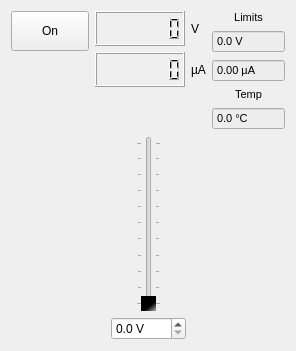
Before: the Qt Designer form src/client/mesycontrol/ui/mhv4_channel_without_settings.ui in flueke/mesycontrol, drawn with Qt 5.
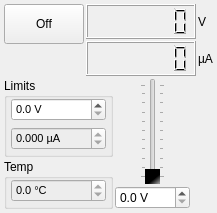
After: the same form once the commit is applied.

Patch:
```diff
--- a/src/client/mesycontrol/ui/mhv4_channel_without_settings.ui
+++ b/src/client/mesycontrol/ui/mhv4_channel_without_settings.ui
@@ -6,16 +6,22 @@
    <rect>
     <x>0</x>
     <y>0</y>
-    <width>296</width>
-    <height>345</height>
+    <width>217</width>
+    <height>213</height>
    </rect>
   </property>
   <property name="windowTitle">
    <string>Form</string>
   </property>
-  <layout class="QVBoxLayout" name="verticalLayout" stretch="0,1,0">
+  <layout class="QVBoxLayout" name="verticalLayout_6" stretch="0,1">
+   <property name="spacing">
+    <number>2</number>
+   </property>
+   <property name="margin">
+    <number>4</number>
+   </property>
    <item>
-    <layout class="QHBoxLayout" name="horizontalLayout" stretch="0,1,0">
+    <layout class="QHBoxLayout" name="horizontalLayout" stretch="0,1">
      <item>
       <layout class="QVBoxLayout" name="verticalLayout_4">
        <item>
@@ -33,13 +39,78 @@
           </size>
          </property>
          <property name="text">
-          <string>On</string>
+          <string>Off</string>
          </property>
          <property name="checkable">
           <bool>true</bool>
          </property>
         </widget>
        </item>
+       <item>
+        <spacer name="verticalSpacer_4">
+         <property name="orientation">
+          <enum>Qt::Vertical</enum>
+         </property>
+         <property name="sizeHint" stdset="0">
+          <size>
+           <width>1</width>
+           <height>1</height>
+          </size>
+         </property>
+        </spacer>
+       </item>
+       <item>
+        <layout class="QHBoxLayout" name="horizontalLayout_4">
+         <item>
+          <spacer name="horizontalSpacer_4">
+           <property name="orientation">
+            <enum>Qt::Horizontal</enum>
+           </property>
+           <property name="sizeHint" stdset="0">
+            <size>
+             <width>1</width>
+             <height>1</height>
+            </size>
+           </property>
+          </spacer>
+         </item>
+         <item>
+          <widget class="QLabel" name="label_polarity">
+           <property name="sizePolicy">
+            <sizepolicy hsizetype="Fixed" vsizetype="Fixed">
+             <horstretch>0</horstretch>
+             <verstretch>0</verstretch>
+            </sizepolicy>
+           </property>
+           <property name="minimumSize">
+            <size>
+             <width>20</width>
+             <height>20</height>
+            </size>
+           </property>
+           <property name="text">
+            <string/>
+           </property>
+           <property name="alignment">
+            <set>Qt::AlignCenter</set>
+           </property>
+          </widget>
+         </item>
+         <item>
+          <spacer name="horizontalSpacer_5">
+           <property name="orientation">
+            <enum>Qt::Horizontal</enum>
+           </property>
+           <property name="sizeHint" stdset="0">
+            <size>
+             <width>1</width>
+             <height>1</height>
+            </size>
+           </property>
+          </spacer>
+         </item>
+        </layout>
+       </item>
        <item>
         <spacer name="verticalSpacer_2">
          <property name="orientation">
@@ -47,8 +118,8 @@
          </property>
          <property name="sizeHint" stdset="0">
           <size>
-           <width>20</width>
-           <height>40</height>
+           <width>1</width>
+           <height>1</height>
           </size>
          </property>
         </spacer>
@@ -123,86 +194,56 @@
          <property name="sizeHint" stdset="0">
           <size>
            <width>20</width>
-           <height>13</height>
+           <height>1</height>
           </size>
          </property>
         </spacer>
        </item>
       </layout>
      </item>
+    </layout>
+   </item>
      <item>
-      <layout class="QVBoxLayout" name="verticalLayout_2">
+    <layout class="QHBoxLayout" name="horizontalLayout_3">
+     <property name="spacing">
+      <number>2</number>
+     </property>
        <item>
-        <widget class="QLabel" name="label_2">
-         <property name="font">
-          <font>
-           <pointsize>8</pointsize>
-          </font>
-         </property>
-         <property name="text">
+      <layout class="QVBoxLayout" name="verticalLayout">
+       <property name="spacing">
+        <number>2</number>
+       </property>
+       <item>
+        <widget class="QGroupBox" name="groupBox">
+         <property name="title">
           <string>Limits</string>
          </property>
-         <property name="alignment">
-          <set>Qt::AlignCenter</set>
-         </property>
-        </widget>
-       </item>
+         <layout class="QVBoxLayout" name="verticalLayout_3">
+          <property name="leftMargin">
+           <number>4</number>
+          </property>
+          <property name="topMargin">
+           <number>0</number>
+          </property>
+          <property name="rightMargin">
+           <number>4</number>
+          </property>
+          <property name="bottomMargin">
+           <number>4</number>
+          </property>
        <item>
-        <widget class="QDoubleSpinBox" name="spin_actual_voltage_limit">
+           <widget class="QDoubleSpinBox" name="spin_target_voltage_limit">
          <property name="sizePolicy">
           <sizepolicy hsizetype="MinimumExpanding" vsizetype="Fixed">
            <horstretch>0</horstretch>
            <verstretch>0</verstretch>
           </sizepolicy>
          </property>
-         <property name="palette">
-          <palette>
-           <active>
-            <colorrole role="Base">
-             <brush brushstyle="SolidPattern">
-              <color alpha="255">
-               <red>237</red>
-               <green>237</green>
-               <blue>237</blue>
-              </color>
-             </brush>
-            </colorrole>
-           </active>
-           <inactive>
-            <colorrole role="Base">
-             <brush brushstyle="SolidPattern">
-              <color alpha="255">
-               <red>237</red>
-               <green>237</green>
-               <blue>237</blue>
-              </color>
-             </brush>
-            </colorrole>
-           </inactive>
-           <disabled>
-            <colorrole role="Base">
-             <brush brushstyle="SolidPattern">
-              <color alpha="255">
-               <red>255</red>
-               <green>255</green>
-               <blue>255</blue>
-              </color>
-             </brush>
-            </colorrole>
-           </disabled>
-          </palette>
-         </property>
          <property name="font">
           <font>
            <pointsize>8</pointsize>
           </font>
          </property>
-         <property name="readOnly">
-          <bool>true</bool>
-         </property>
-         <property name="buttonSymbols">
-          <enum>QAbstractSpinBox::NoButtons</enum>
-         </property>
          <property name="suffix">
           <string> V</string>
          </property>
@@ -271,13 +312,13 @@
           <bool>true</bool>
          </property>
          <property name="buttonSymbols">
-          <enum>QAbstractSpinBox::NoButtons</enum>
+             <enum>QAbstractSpinBox::UpDownArrows</enum>
          </property>
          <property name="suffix">
           <string> µA</string>
          </property>
          <property name="decimals">
-          <number>2</number>
+             <number>3</number>
          </property>
          <property name="maximum">
           <double>10000.000000000000000</double>
@@ -287,21 +328,27 @@
          </property>
         </widget>
        </item>
+         </layout>
+        </widget>
+       </item>
        <item>
-        <widget class="QLabel" name="label_3">
-         <property name="font">
-          <font>
-           <pointsize>8</pointsize>
-          </font>
-         </property>
-         <property name="text">
+        <widget class="QGroupBox" name="groupBox_2">
+         <property name="title">
           <string>Temp</string>
          </property>
-         <property name="alignment">
-          <set>Qt::AlignCenter</set>
-         </property>
-        </widget>
-       </item>
+         <layout class="QVBoxLayout" name="verticalLayout_5">
+          <property name="leftMargin">
+           <number>4</number>
+          </property>
+          <property name="topMargin">
+           <number>0</number>
+          </property>
+          <property name="rightMargin">
+           <number>4</number>
+          </property>
+          <property name="bottomMargin">
+           <number>4</number>
+          </property>
        <item>
         <widget class="QDoubleSpinBox" name="spin_actual_temp">
          <property name="sizePolicy">
@@ -356,7 +403,7 @@
           <bool>true</bool>
          </property>
          <property name="buttonSymbols">
-          <enum>QAbstractSpinBox::NoButtons</enum>
+             <enum>QAbstractSpinBox::UpDownArrows</enum>
          </property>
          <property name="specialValueText">
           <string>-</string>
@@ -378,6 +425,9 @@
          </property>
         </widget>
        </item>
+         </layout>
+        </widget>
+       </item>
        <item>
         <spacer name="verticalSpacer">
          <property name="orientation">
@@ -385,7 +435,7 @@
          </property>
          <property name="sizeHint" stdset="0">
           <size>
-           <width>20</width>
+           <width>1</width>
            <height>1</height>
           </size>
          </property>
@@ -393,19 +443,19 @@
        </item>
       </layout>
      </item>
-    </layout>
-   </item>
    <item>
-    <layout class="QHBoxLayout" name="horizontalLayout_4">
+      <layout class="QVBoxLayout" name="verticalLayout_2">
      <item>
-      <spacer name="horizontalSpacer_3">
+        <layout class="QHBoxLayout" name="horizontalLayout_2">
+         <item>
+          <spacer name="horizontalSpacer_2">
        <property name="orientation">
         <enum>Qt::Horizontal</enum>
        </property>
        <property name="sizeHint" stdset="0">
         <size>
-         <width>40</width>
-         <height>20</height>
+             <width>1</width>
+             <height>1</height>
         </size>
        </property>
       </spacer>
@@ -415,7 +465,7 @@
        <property name="minimumSize">
         <size>
          <width>0</width>
-         <height>175</height>
+             <height>0</height>
         </size>
        </property>
        <property name="styleSheet">
@@ -438,14 +488,14 @@
       </widget>
      </item>
      <item>
-      <spacer name="horizontalSpacer_2">
+          <spacer name="horizontalSpacer">
        <property name="orientation">
         <enum>Qt::Horizontal</enum>
        </property>
        <property name="sizeHint" stdset="0">
         <size>
-         <width>40</width>
-         <height>20</height>
+             <width>1</width>
+             <height>1</height>
         </size>
        </property>
       </spacer>
@@ -453,8 +503,6 @@
     </layout>
    </item>
    <item>
-    <layout class="QGridLayout" name="gridLayout_6">
-     <item row="0" column="1">
       <widget class="QDoubleSpinBox" name="spin_target_voltage">
        <property name="suffix">
         <string> V</string>
@@ -470,28 +518,17 @@
        </property>
       </widget>
      </item>
-     <item row="0" column="0">
-      <spacer name="horizontalSpacer">
-       <property name="orientation">
-        <enum>Qt::Horizontal</enum>
-       </property>
-       <property name="sizeHint" stdset="0">
-        <size>
-         <width>40</width>
-         <height>20</height>
-        </size>
-       </property>
-      </spacer>
+      </layout>
      </item>
-     <item row="0" column="2">
-      <spacer name="horizontalSpacer_4">
+     <item>
+      <spacer name="horizontalSpacer_3">
        <property name="orientation">
         <enum>Qt::Horizontal</enum>
        </property>
        <property name="sizeHint" stdset="0">
         <size>
-         <width>40</width>
-         <height>20</height>
+         <width>1</width>
+         <height>1</height>
         </size>
        </property>
       </spacer>
```
Left out of the diff: 3 changed lines with no effect on the pictures. Lines whose indentation alone changed are shown as unchanged.
